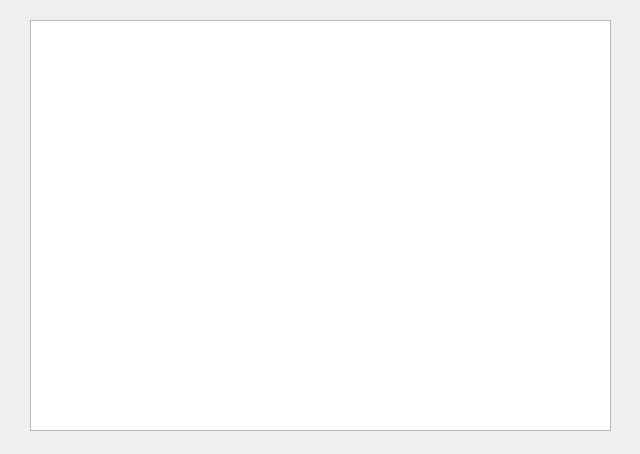
Above: ctripui/searchrooms.ui from imagecser/hotelManage before the change. Below: the same form after it.
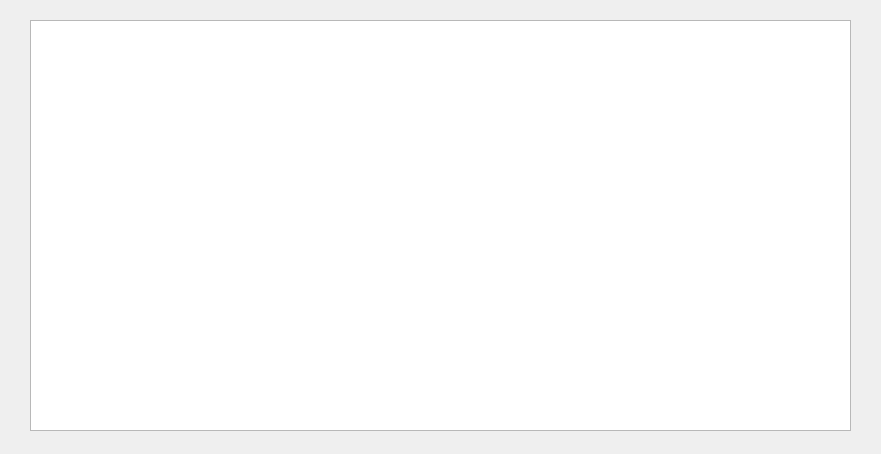
That is the form after the change.

Patch:
```diff
--- a/ctripui/searchrooms.ui
+++ b/ctripui/searchrooms.ui
@@ -6,7 +6,7 @@
    <rect>
     <x>0</x>
     <y>0</y>
-    <width>640</width>
+    <width>881</width>
     <height>454</height>
    </rect>
   </property>
@@ -18,7 +18,7 @@
     <rect>
      <x>30</x>
      <y>20</y>
-     <width>581</width>
+     <width>821</width>
      <height>411</height>
     </rect>
    </property>
```
